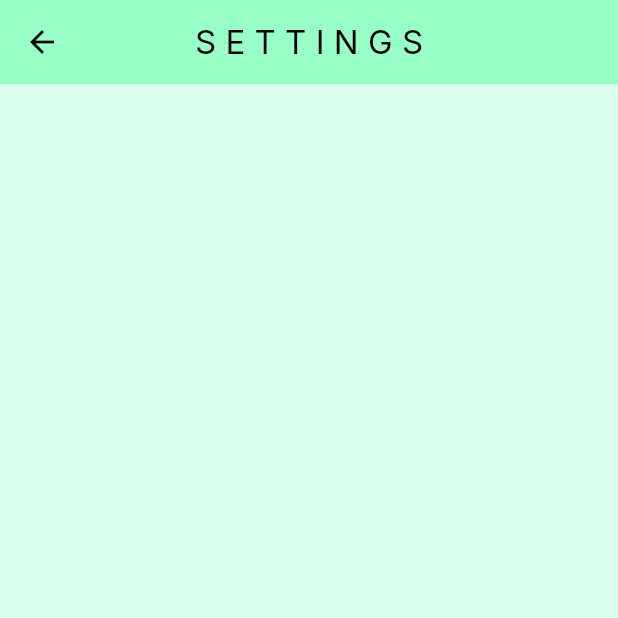
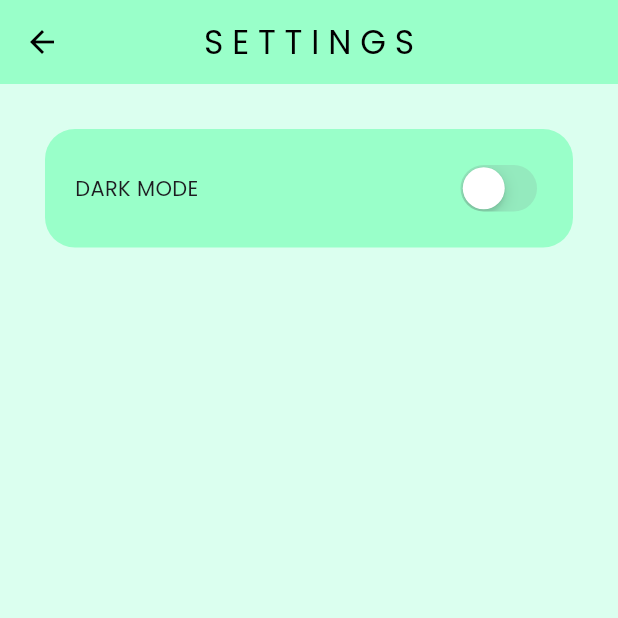
Before and after one commit to Fardeenhimself/chat_app, a Flutter app: the screen it shows once a user with an empty profile is signed in, in the side drawer, after a tap on "S E T T I N G S", on a phone screen of 412 x 824 dp, the top half of it. Run offline on Flutter 3.47's test engine with Material 3 defaults, Android fonts, the phone set to English and light mode, and no system bars; our stand-ins replace cloud_firestore, firebase_auth, firebase_core, google_fonts; accounts and stored records are empty; network calls fail.

```diff
--- a/lib/chat/chat_service.dart
+++ b/lib/chat/chat_service.dart
@@ -32,7 +32,7 @@ class ChatService {
       senderID: currentUserID,
       senderEmail: currentUserEmail,
       recieverID: recieverID,
-      message: message,
+      messages: message,
       timestamp: timestamp,
     );
 
@@ -66,7 +66,7 @@ class ChatService {
         .collection('chat_rooms')
         .doc(chatRoomID)
         .collection('messages')
-        .orderBy('timestamp', descending: false)
+        .orderBy('timestamp', descending: true)
         .snapshots();
   }
 }
--- a/lib/components/my_textfield.dart
+++ b/lib/components/my_textfield.dart
@@ -6,7 +6,7 @@ class MyTextfield extends StatelessWidget {
     required this.hintText,
     required this.obscureText,
     required this.prefixIcon,
-    required this.controller
+    required this.controller,
   });
 
   final String hintText;
@@ -19,7 +19,9 @@ class MyTextfield extends StatelessWidget {
     return Padding(
       padding: const EdgeInsets.symmetric(horizontal: 18.0, vertical: 8),
       child: TextField(
-        controller: controller ,
+        textCapitalization: TextCapitalization.sentences,
+
+        controller: controller,
         obscureText: obscureText,
         decoration: InputDecoration(
           enabledBorder: OutlineInputBorder(
--- a/lib/components/user_tile.dart
+++ b/lib/components/user_tile.dart
@@ -20,10 +20,10 @@ class UserTile extends StatelessWidget {
         child: Row(
           children: [
             // User Icon (Image to be implemented lated)
-            Icon(Icons.person),
+            Icon(Icons.person, size: 25),
             const SizedBox(width: 12),
             // User Name (User email for now)
-            Text(userName),
+            Text(userName, style: Theme.of(context).textTheme.bodyLarge),
           ],
         ),
       ),
--- a/lib/main.dart
+++ b/lib/main.dart
@@ -1,13 +1,19 @@
 import 'package:chat_app/auth/auth_gate.dart';
 import 'package:chat_app/firebase_options.dart';
-import 'package:chat_app/theme/light_mode.dart';
+import 'package:chat_app/theme/theme_provider.dart';
 import 'package:firebase_core/firebase_core.dart';
 import 'package:flutter/material.dart';
+import 'package:provider/provider.dart';
 
 void main() async {
   WidgetsFlutterBinding.ensureInitialized();
   await Firebase.initializeApp(options: DefaultFirebaseOptions.currentPlatform);
-  runApp(const MyApp());
+  runApp(
+    ChangeNotifierProvider(
+      create: (context) => ThemeProvider(),
+      child: const MyApp(),
+    ),
+  );
 }
 
 class MyApp extends StatelessWidget {
@@ -15,6 +21,9 @@ class MyApp extends StatelessWidget {
 
   @override
   Widget build(BuildContext context) {
-    return MaterialApp(theme: lightTheme, home: AuthGate());
+    return MaterialApp(
+      theme: Provider.of<ThemeProvider>(context).themeData,
+      home: AuthGate(),
+    );
   }
 }
--- a/lib/model/message.dart
+++ b/lib/model/message.dart
@@ -4,14 +4,14 @@ class Message {
   final String senderID;
   final String senderEmail;
   final String recieverID;
-  final String message;
+  final String messages;
   final Timestamp timestamp;
 
   Message({
     required this.senderID,
     required this.senderEmail,
     required this.recieverID,
-    required this.message,
+    required this.messages,
     required this.timestamp,
   });
 
@@ -21,7 +21,7 @@ class Message {
       'senderID': senderID,
       'senderEmail': senderEmail,
       'recieverID': recieverID,
-      'message': message,
+      'message': messages,
       'timestamp': timestamp,
     };
   }
--- a/lib/screens/home_page.dart
+++ b/lib/screens/home_page.dart
@@ -15,7 +15,7 @@ class HomePage extends StatelessWidget {
   @override
   Widget build(BuildContext context) {
     return Scaffold(
-      appBar: AppBar(title: Text('Home')),
+      appBar: AppBar(title: Text('H O M E')),
       drawer: const MyDrawer(),
       body: _buildUserList(),
     );
--- a/lib/screens/settings_page.dart
+++ b/lib/screens/settings_page.dart
@@ -1,10 +1,39 @@
+import 'package:chat_app/theme/theme_provider.dart';
+import 'package:flutter/cupertino.dart';
 import 'package:flutter/material.dart';
+import 'package:provider/provider.dart';
 
 class SettingsPage extends StatelessWidget {
   const SettingsPage({super.key});
 
   @override
   Widget build(BuildContext context) {
-    return Scaffold(appBar: AppBar(title: Text('S E T T I N G S')));
+    return Scaffold(
+      appBar: AppBar(title: Text('S E T T I N G S')),
+      body: Container(
+        padding: EdgeInsets.all(20),
+        margin: EdgeInsets.all(30),
+        decoration: BoxDecoration(
+          borderRadius: BorderRadius.circular(20),
+          color: Theme.of(context).colorScheme.secondary,
+        ),
+        child: Row(
+          mainAxisAlignment: MainAxisAlignment.spaceBetween,
+          children: [
+            Text('DARK MODE'),
+            CupertinoSwitch(
+              value: Provider.of<ThemeProvider>(
+                context,
+                listen: false,
+              ).isDarkMode,
+              onChanged: (value) => Provider.of<ThemeProvider>(
+                context,
+                listen: false,
+              ).toggleTheme(),
+            ),
+          ],
+        ),
+      ),
+    );
   }
 }
--- /dev/null
+++ b/lib/theme/dark_mode.dart
@@ -0,0 +1,18 @@
+import 'package:flutter/material.dart';
+import 'package:google_fonts/google_fonts.dart';
+
+final ThemeData darkTheme = ThemeData(
+  colorScheme: ColorScheme.dark(
+    surface: Colors.black38,
+    primary: Colors.green.shade600,
+    secondary: Colors.green.shade700,
+    tertiary: Colors.green.shade800,
+    inversePrimary: Colors.green.shade300,
+  ),
+  //scaffoldBackgroundColor: Color.fromARGB(255, 219, 255, 239),
+  appBarTheme: AppBarTheme().copyWith(
+    centerTitle: true,
+    backgroundColor: Colors.green.shade600,
+  ),
+  textTheme: GoogleFonts.poppinsTextTheme(),
+);
--- a/lib/theme/light_mode.dart
+++ b/lib/theme/light_mode.dart
@@ -8,6 +8,11 @@ final ThemeData lightTheme = ThemeData(
     secondary: Color.fromARGB(255, 153, 255, 201),
     tertiary: Color.fromARGB(255, 131, 231, 168),
     inversePrimary: Color.fromARGB(255, 194, 255, 226),
+    error: Colors.red,
+    surface: Color.fromARGB(255, 219, 255, 239),
+    onPrimary: Colors.white,
+    onSecondary: Colors.black,
+    onError: Colors.white,
   ),
   scaffoldBackgroundColor: Color.fromARGB(255, 219, 255, 239),
   appBarTheme: AppBarTheme().copyWith(
@@ -15,5 +20,5 @@ final ThemeData lightTheme = ThemeData(
     backgroundColor: Color.fromARGB(255, 153, 255, 201),
   ),
 
-  textTheme: GoogleFonts.interTextTheme(),
+  textTheme: GoogleFonts.poppinsTextTheme(),
 );
--- /dev/null
+++ b/lib/theme/theme_provider.dart
@@ -0,0 +1,26 @@
+import 'package:chat_app/theme/light_mode.dart';
+
+import 'dark_mode.dart';
+import 'package:flutter/material.dart';
+
+class ThemeProvider extends ChangeNotifier {
+  ThemeData _themeData = lightTheme;
+
+  ThemeData get themeData => _themeData;
+
+  bool get isDarkMode => _themeData == darkTheme;
+
+  set themeData(ThemeData themeData) {
+    _themeData = themeData;
+    notifyListeners();
+  }
+
+  // toggler
+  void toggleTheme() {
+    if (themeData == lightTheme) {
+      themeData = darkTheme;
+    } else {
+      themeData = lightTheme;
+    }
+  }
+}
--- a/pubspec.yaml
+++ b/pubspec.yaml
@@ -38,6 +38,7 @@ dependencies:
   firebase_auth: ^6.0.0
   cloud_firestore: ^6.0.0
   google_fonts: ^6.3.0
+  provider: ^6.1.5
 
 dev_dependencies:
   flutter_test:
```
Also changed, not shown: lib/screens/chat_page.dart (+110 -1 lines), pubspec.lock.
